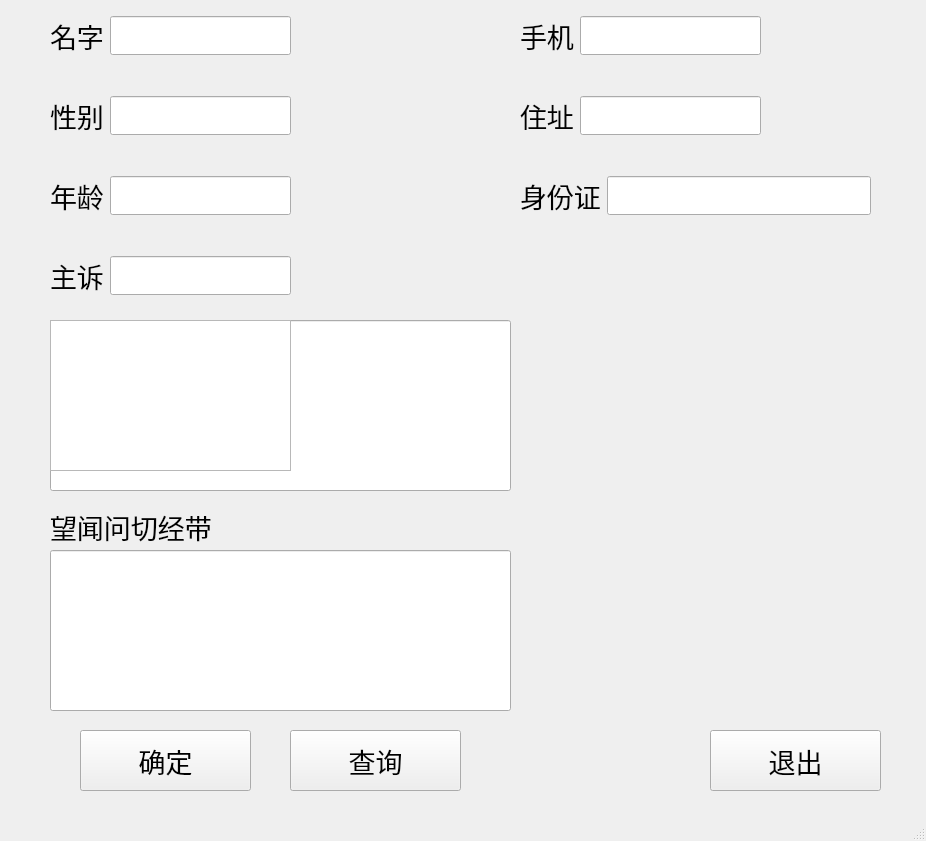
This is UI/information.ui in DefJia/TCM-Retrieval-System as Qt 5 draws it before an edit. The edited form follows.
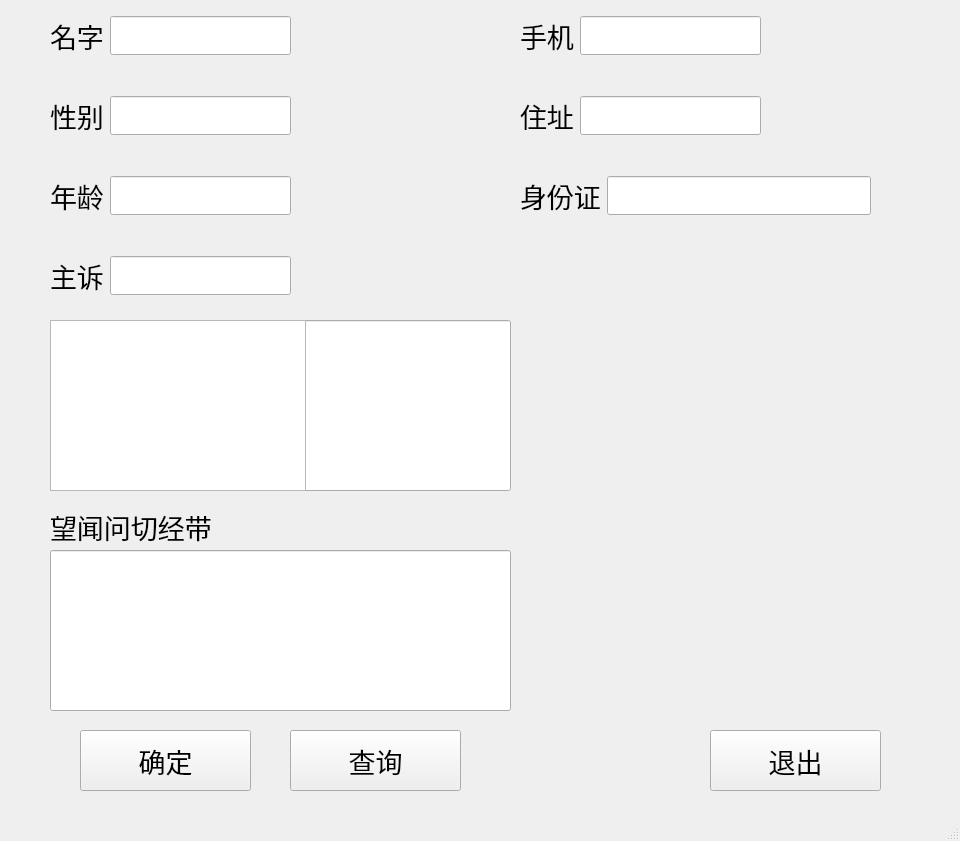
This is the edited form.

Patch:
```diff
--- a/UI/information.ui
+++ b/UI/information.ui
@@ -6,7 +6,7 @@
    <rect>
     <x>0</x>
     <y>0</y>
-    <width>926</width>
+    <width>960</width>
     <height>841</height>
    </rect>
   </property>
@@ -347,15 +347,24 @@
      </font>
     </property>
    </widget>
-   <widget class="QListWidget" name="option">
+   <widget class="QTableWidget" name="option">
     <property name="geometry">
      <rect>
       <x>50</x>
       <y>320</y>
-      <width>241</width>
-      <height>151</height>
+      <width>256</width>
+      <height>171</height>
      </rect>
     </property>
+    <property name="editTriggers">
+     <set>QAbstractItemView::NoEditTriggers</set>
+    </property>
+    <attribute name="horizontalHeaderVisible">
+     <bool>false</bool>
+    </attribute>
+    <attribute name="verticalHeaderVisible">
+     <bool>false</bool>
+    </attribute>
    </widget>
   </widget>
   <widget class="QMenuBar" name="menubar">
```
Left out of the diff: 2 changed lines with no effect on the pictures.
